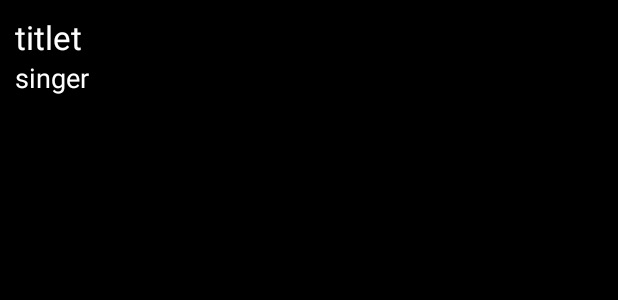
After one commit to Tok-TokPlay/Tok-Android, an Android app: the layout song_info.xml on its own in the app's theme, with its tools: preview values and no code run, on a phone screen of 412 x 824 dp. The commit adds this screen. Shown: the top 300 px of the screen. Run offline under Robolectric (Android 15) with nearby library versions, the phone set to English and light mode, and no system bars.

Commit message:
서버테스트해보세요

```diff
--- a/android_tok/TokTokPlay/app/src/main/java/com/example/dkdk6/toktokplay/Activity/MusicListActivity.java
+++ b/android_tok/TokTokPlay/app/src/main/java/com/example/dkdk6/toktokplay/Activity/MusicListActivity.java
@@ -30,7 +30,6 @@ public class MusicListActivity extends AppCompatActivity {
     public ArrayList<MusicDto> list;
     private static String TAG = "PermissionDemo";
     private static final int REQUEST_CODE = 101;
-    private String receiveTitle, receiveArtist;
     private ArrayList<String> serverTitle = new ArrayList<String>();
     private ArrayList<String> serverArtist = new ArrayList<String>();
     @Override
--- a/android_tok/TokTokPlay/app/src/main/java/com/example/dkdk6/toktokplay/Activity/MusicPlayerActivity.java
+++ b/android_tok/TokTokPlay/app/src/main/java/com/example/dkdk6/toktokplay/Activity/MusicPlayerActivity.java
@@ -52,7 +52,6 @@ public class MusicPlayerActivity extends AppCompatActivity implements View.OnCli
         album = (ImageView) findViewById(R.id.album);
         position = intent.getIntExtra("position", 0);
         list = (ArrayList<MusicDto>) intent.getSerializableExtra("playlist");
-
         if(fake==10){
             FlagControl.FAKE=1;
             playMusic(list.get(position));
@@ -60,7 +59,6 @@ public class MusicPlayerActivity extends AppCompatActivity implements View.OnCli
             Log.i("영운","몰라2");
             finish();
         }
-
         res = getContentResolver();
         previous = (ImageView) findViewById(R.id.pre);
         play = (ImageView) findViewById(R.id.start_music);
--- /dev/null
+++ b/android_tok/TokTokPlay/app/src/main/res/layout/song_info.xml
@@ -0,0 +1,36 @@
+<RelativeLayout xmlns:android="http://schemas.android.com/apk/res/android"
+    android:orientation="vertical" android:layout_width="match_parent"
+    android:layout_height="match_parent"
+    android:background="#000000">
+    <LinearLayout
+        android:layout_width="match_parent"
+        android:layout_height="100dp"
+        android:orientation="horizontal">
+
+        <LinearLayout
+            android:orientation="vertical"
+            android:layout_width="match_parent"
+            android:layout_height="match_parent"
+            android:layout_marginLeft="10dp">
+
+            <TextView
+                android:textColor="#ffffff"
+                android:layout_width="wrap_content"
+                android:layout_height="wrap_content"
+                android:layout_marginTop="10dp"
+                android:textAppearance="?android:attr/textAppearanceLarge"
+                android:text="titlet"
+                android:id="@+id/Title" />
+
+            <TextView
+                android:textColor="#ffffff"
+                android:layout_width="wrap_content"
+                android:layout_height="wrap_content"
+                android:textAppearance="?android:attr/textAppearanceMedium"
+                android:text="singer"
+                android:id="@+id/Singer" />
+
+
+        </LinearLayout>
+    </LinearLayout>
+</RelativeLayout>
```
Also changed, not shown: android_tok/TokTokPlay/app/src/main/java/com/example/dkdk6/toktokplay/Activity/Song.java (added, +15 -0 lines), android_tok/TokTokPlay/app/src/main/java/com/example/dkdk6/toktokplay/Activity/WaitingResultActivity.java (+6 -5 lines), android_tok/TokTokPlay/app/src/main/java/com/example/dkdk6/toktokplay/Activity/youtubeTesting.java (+34 -8 lines), android_tok/TokTokPlay/app/src/main/java/com/example/dkdk6/toktokplay/Adapter/SongAdapter.java (added, +66 -0 lines), android_tok/TokTokPlay/app/src/main/res/layout/list_activity.xml (added, +11 -0 lines).
